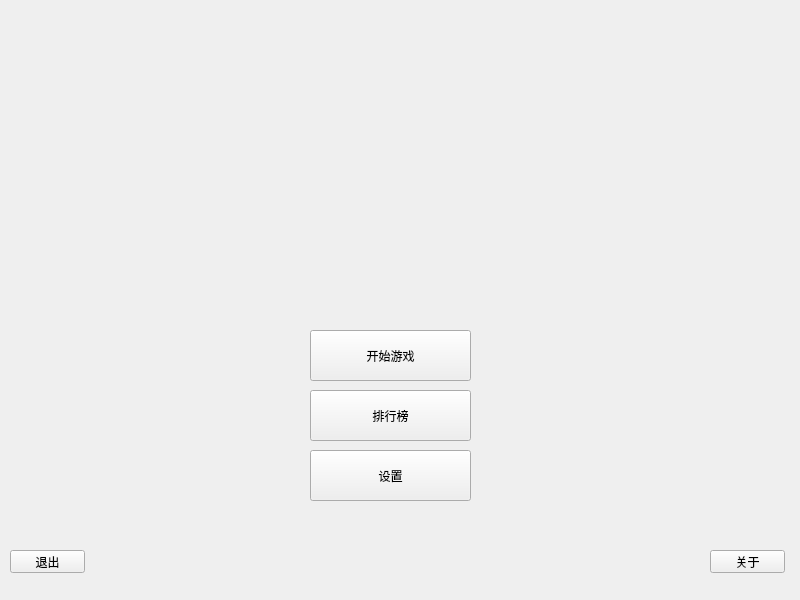
Qt form code/window/mainwindow.ui (YXHXianYu/2022-BJTU-DataStructure-FinalProject) before a commit.
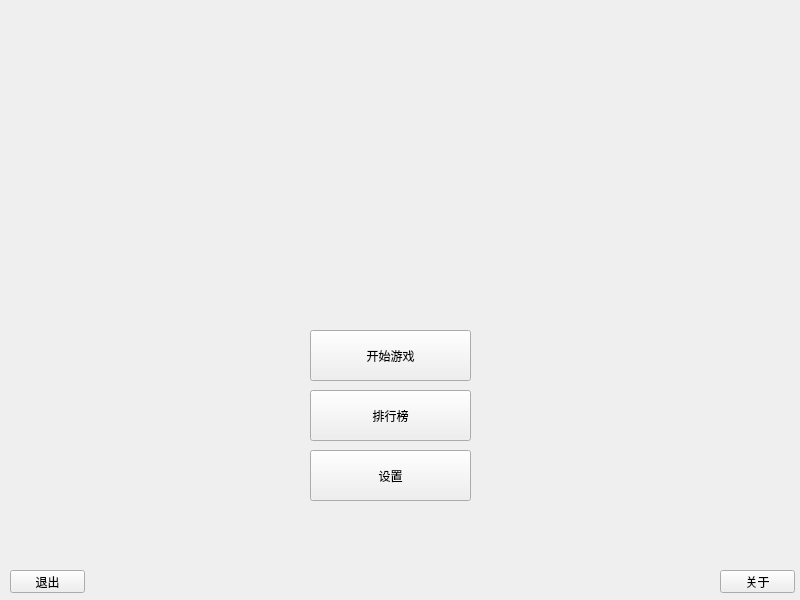
The same form after that commit. Icons and pictures are not drawn.

```diff
--- a/code/window/mainwindow.ui
+++ b/code/window/mainwindow.ui
@@ -16,7 +16,10 @@
   <property name="styleSheet">
    <string notr="true"/>
   </property>
-  <widget class="QWidget" name="centralwidget">
+  <widget class="QWidget" name="mwidget">
+   <property name="styleSheet">
+    <string notr="true">#mwidget{border-image:url(:/images/mainwindow/background.jpg)}</string>
+   </property>
    <widget class="QPushButton" name="btnGame">
     <property name="geometry">
      <rect>
@@ -59,8 +62,8 @@
    <widget class="QPushButton" name="btnAbout">
     <property name="geometry">
      <rect>
-      <x>710</x>
-      <y>550</y>
+      <x>720</x>
+      <y>570</y>
       <width>75</width>
       <height>23</height>
      </rect>
@@ -86,7 +89,7 @@
     <property name="geometry">
      <rect>
       <x>10</x>
-      <y>550</y>
+      <y>570</y>
       <width>75</width>
       <height>23</height>
      </rect>
```
Left out of the diff: 4 changed lines with no effect on the pictures.
